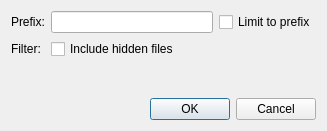
The window that src/plugins/quickopen/filesystemfilter.ui (qt-creator/qt-creator) describes before a commit, drawn with Qt 5.
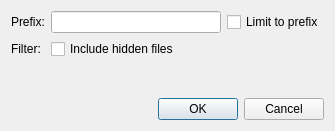
The same window after the commit.

What changed in the file:
```diff
--- a/src/plugins/quickopen/filesystemfilter.ui
+++ b/src/plugins/quickopen/filesystemfilter.ui
@@ -6,7 +6,7 @@
    <rect>
     <x>0</x>
     <y>0</y>
-    <width>327</width>
+    <width>335</width>
     <height>131</height>
    </rect>
   </property>
```
Left out of the diff: 8 changed lines with no effect on the pictures.
